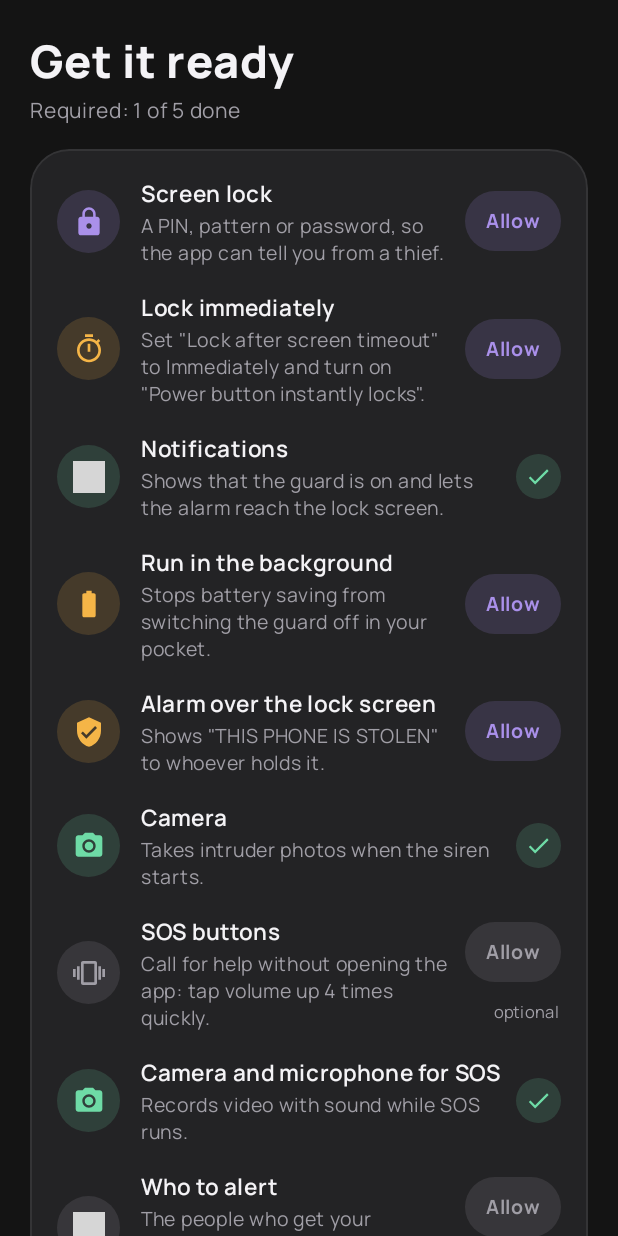
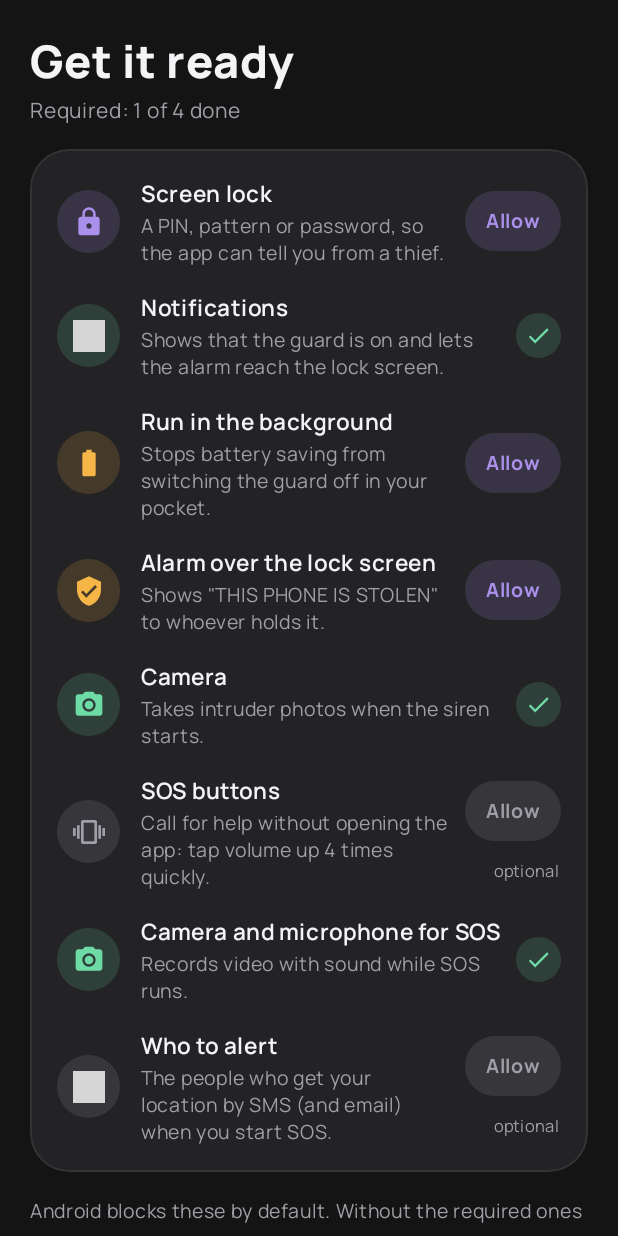
Before and after one commit to taiyebnirjhar/Pocket-guard, an Android app built with Jetpack Compose: the composable SetupScreen called with empty values, after a tap on "Allow", on a phone screen of 412 x 824 dp. Run offline under Robolectric (Android 15) with nearby library versions, the phone set to English and light mode, and no system bars; grey boxes are pictures that could not be loaded.

Commit message:
Get it ready: ask to lock immediately only once a delay is caught
Most phones with a screen lock already lock at once, and the guard tests
it every time the screen goes off while armed. The list no longer asks for
it up front; the row appears, as required, when a test catches a delay.

Co-Authored-By: Claude Opus 5.5 <noreply@anthropic.com>
Claude-Session: https://claude.ai/code/session_01HFPEiX9pn7YGYvqjXzcg9B

```diff
--- a/app/src/main/java/com/taiyeb/pocketguard/Prefs.kt
+++ b/app/src/main/java/com/taiyeb/pocketguard/Prefs.kt
@@ -137,11 +137,9 @@ object Prefs {
 
     fun onboarded(context: Context) = get(context, "onboarded", false)
 
-    /** Steps the app can't check by itself, marked done once the user opened their settings. */
+    /** A step the app can't check by itself, marked done once the user opened its settings. */
     fun autostartOpened(context: Context) = get(context, "autostart_opened", false)
     fun setAutostartOpened(context: Context) = put(context, "autostart_opened", true)
-    fun lockDelayOpened(context: Context) = get(context, "lock_delay_opened", false)
-    fun setLockDelayOpened(context: Context) = put(context, "lock_delay_opened", true)
     fun setOnboarded(context: Context, value: Boolean) = put(context, "onboarded", value)
 
     /** Bluetooth addresses that count for earbud triggers. Empty means any earbuds, headphones or watch. */
--- a/app/src/main/java/com/taiyeb/pocketguard/SetupScreen.kt
+++ b/app/src/main/java/com/taiyeb/pocketguard/SetupScreen.kt
@@ -57,13 +57,11 @@ private fun granted(context: Context, permission: String) =
 /** Every step that applies to this phone, in the order the guide asks for them. */
 fun setupSteps(context: Context, status: SetupStatus = SetupStatus.read(context)): List<SetupStep> = buildList {
     add(SetupStep("lock", R.drawable.ic_lock, R.string.ready_lock, R.string.ready_lock_why, true, status.secureLock))
-    add(
-        SetupStep(
-            "lock_delay", R.drawable.ic_timer, R.string.ready_lock_delay, R.string.ready_lock_delay_why, true,
-            status.lockCheck == Prefs.LockCheck.PASSED ||
-                (status.lockCheck == Prefs.LockCheck.UNTESTED && Prefs.lockDelayOpened(context)),
-        ),
-    )
+    // Most phones with a screen lock already lock at once. The guard tests it every time the screen
+    // goes off while armed, so this is only asked for once a test has caught a delay.
+    if (status.lockCheck == Prefs.LockCheck.FAILED) {
+        add(SetupStep("lock_delay", R.drawable.ic_timer, R.string.ready_lock_delay, R.string.ready_lock_delay_why, true, false))
+    }
     add(SetupStep("notifications", R.drawable.ic_bell, R.string.ready_notifications, R.string.ready_notifications_why, true, status.notifications))
     add(SetupStep("battery", R.drawable.ic_battery, R.string.ready_battery, R.string.ready_battery_why, true, status.battery))
     if (Build.VERSION.SDK_INT >= 34) {
@@ -129,10 +127,7 @@ fun SetupScreen(refreshKey: Int, onDone: () -> Unit, onSkip: () -> Unit, onOpenC
     val act: (SetupStep) -> Unit = { step ->
         when (step.id) {
             "lock" -> SetupActions.secureLock(context)
-            "lock_delay" -> {
-                Prefs.setLockDelayOpened(context)
-                SetupActions.secureLock(context)
-            }
+            "lock_delay" -> SetupActions.secureLock(context)
             "notifications" -> if (Build.VERSION.SDK_INT >= 33) {
                 notificationPermission.launch(Manifest.permission.POST_NOTIFICATIONS)
             } else {
```
Also changed, not shown: 2 other files.
